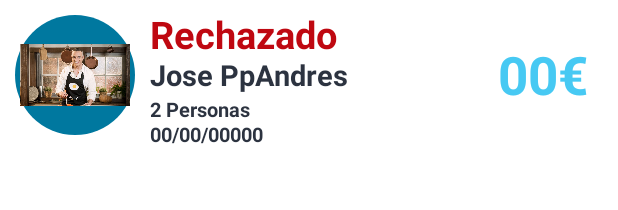
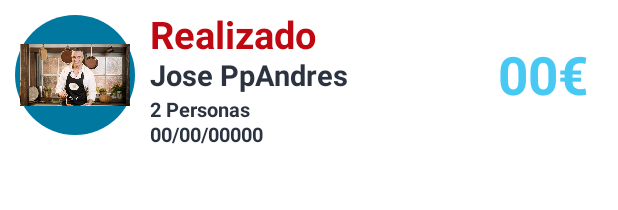
Before and after one commit to IgnacioLF/Wipehouse, an Android app: the layout item_list_pedidos_user.xml on its own in the app's theme, with its tools: preview values and no code run, on a phone screen of 412 x 824 dp. Shown: the top 210 px of the screen. Run offline under Robolectric (Android 15) with nearby library versions, the phone set to English and light mode, and no system bars.

Commit message:
-added pedidos array adapter

```diff
--- a/app/src/main/java/com/example/wipehouse/User_buscar.kt
+++ b/app/src/main/java/com/example/wipehouse/User_buscar.kt
@@ -278,6 +278,7 @@ class User_buscar : Fragment() {
                         if (categoria_lista.contains("Piscina")){
                             linearcantidadde.setVisibility(View.GONE)
                             textViewpreciofinal.text = precioporitem.toString() + "€"
+                            preciofinal=Integer. parseInt(precioporitem.toString())
                         } else{
                             linearcantidadde.setVisibility(View.VISIBLE)
                             when(categoria_lista){
@@ -305,7 +306,9 @@ class User_buscar : Fragment() {
                                 "fecha" to editTextfecha.text.toString(),
                                 "hora_inicio" to editTexthorainicio.text.toString(),
                                 "puntuacion" to "",
-                                "estado" to "Pendiente")
+                                "estado" to "Pendiente",
+                                "imageurl_trabajador" to listatrabajadoresfiltrada.get(position).imageurl,
+                                "nombreyapellido_trabajdor" to listatrabajadoresfiltrada.get(position).nombreyapellido)
                             db.collection("pedidos")
                                 .document(idpedido)
                                 .set(pedido)
--- a/app/src/main/res/layout/activity_test.xml
+++ b/app/src/main/res/layout/activity_test.xml
@@ -26,7 +26,7 @@
             android:layout_height="190dp"
             android:layout_centerInParent="true"
             app:srcCompat="@drawable/ejemplo"
-            android:visibility="gone"/>
+            android:visibility="visible"/>
 
         <EditText
             android:id="@+id/etPlannedDate"
@@ -39,7 +39,7 @@
             android:text="test"
             android:clickable="true"
             android:maxLines="1"
-            android:visibility="visible"/>
+            android:visibility="gone"/>
 
 
 
--- a/app/src/main/res/layout/item_list_pedidos_user.xml
+++ b/app/src/main/res/layout/item_list_pedidos_user.xml
@@ -31,7 +31,7 @@
         android:layout_height="wrap_content"
         android:layout_marginTop="5dp"
         android:layout_toRightOf="@+id/relative_conteenedor_image"
-        android:text="Rechazado"
+        android:text="Realizado"
         android:textColor="@color/rechazado"
         android:textSize="25sp"
         android:textStyle="bold" />
@@ -71,12 +71,12 @@
         android:id="@+id/buttonvalorar"
         android:layout_width="wrap_content"
         android:layout_height="25dp"
-        android:layout_alignParentRight="true"
-        android:layout_marginTop="70dp"
-        android:layout_marginRight="10dp"
-        android:background="@drawable/greenstroke_roundcorners_low"
+        android:layout_marginLeft="220dp"
+        android:layout_marginRight="12dp"
+        android:background="@drawable/lightblue_roundcorners_low"
         android:text="Valorar"
-        android:textColor="@color/aceptado"
+        android:layout_marginTop="10dp"
+        android:textColor="@color/white"
         android:textSize="15sp"
         android:textStyle="bold"
         android:visibility="gone" />
```
Also changed, not shown: app/src/main/java/com/example/wipehouse/Pedido.kt (+11 -1 lines), app/src/main/java/com/example/wipehouse/PedidosUserArrayAdapter.kt (+32 -1 lines), app/src/main/java/com/example/wipehouse/User_pedidos.kt (+26 -1 lines), app/src/main/java/com/example/wipehouse/test.kt (+13 -4 lines).
